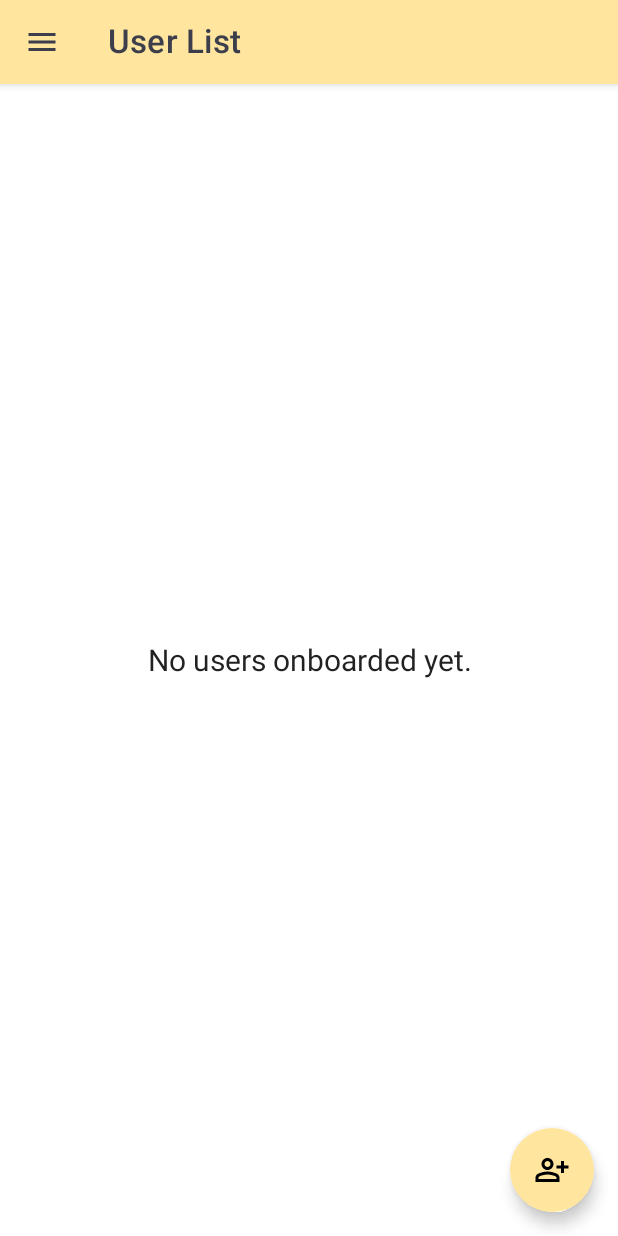
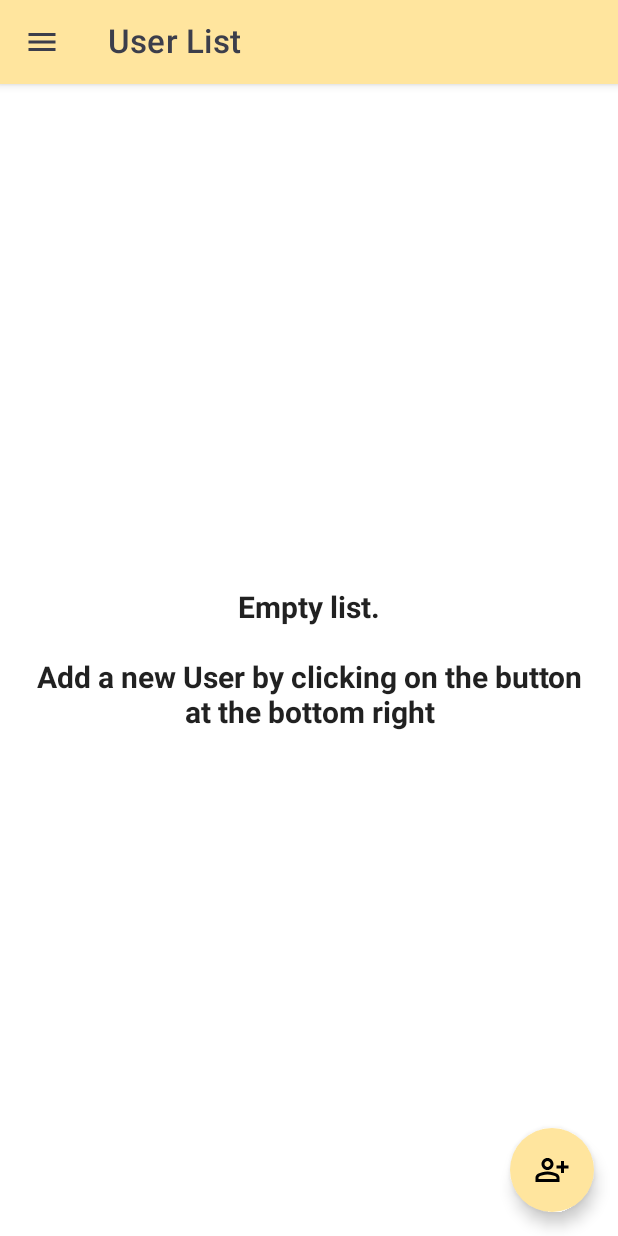
Before and after one commit to ndenicolais/ComposeRoomDatabase, an Android app built with Jetpack Compose: the screen it shows after launch (MainActivity), on a phone screen of 412 x 824 dp. Run offline under Robolectric (Android 15) with nearby library versions, the phone set to English and light mode, and no system bars; our stand-ins replace Dagger/Hilt's generated code, accompanist, livedata-compose; 1 statement that could not run was skipped.

Commit message:
Visual improvements

```diff
--- a/app/src/main/java/com/denicks21/roomdatabase/screen/UserListPage.kt
+++ b/app/src/main/java/com/denicks21/roomdatabase/screen/UserListPage.kt
@@ -24,6 +24,7 @@ import androidx.compose.ui.Modifier
 import androidx.compose.ui.draw.clip
 import androidx.compose.ui.graphics.Color
 import androidx.compose.ui.layout.ContentScale
+import androidx.compose.ui.text.font.FontWeight
 import androidx.compose.ui.text.style.TextAlign
 import androidx.compose.ui.unit.dp
 import androidx.compose.ui.unit.sp
@@ -87,8 +88,10 @@ fun UserListPage(
                     horizontalAlignment = Alignment.CenterHorizontally,
                 ) {
                     Text(
-                        text = "No users onboarded yet.",
+                        text = "Empty list.\n\n" +
+                                "Add a new User by clicking on the button at the bottom right",
                         fontSize = 20.sp,
+                        fontWeight = FontWeight.Bold,
                         modifier = Modifier
                             .wrapContentWidth()
                             .wrapContentHeight(),
```
